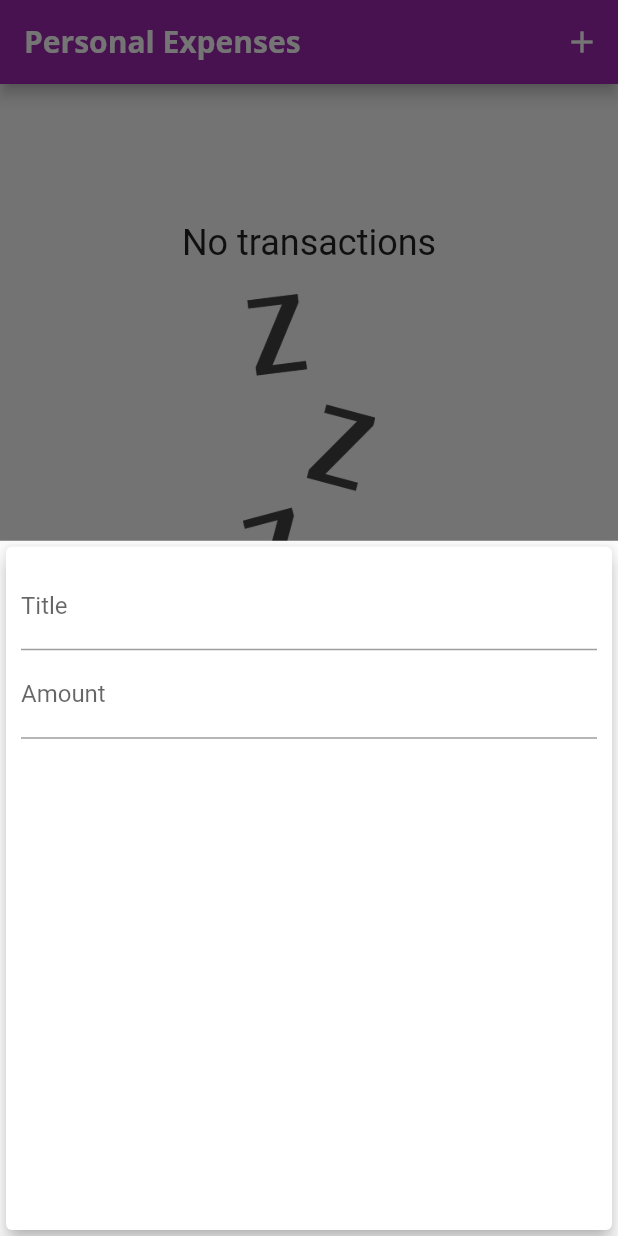
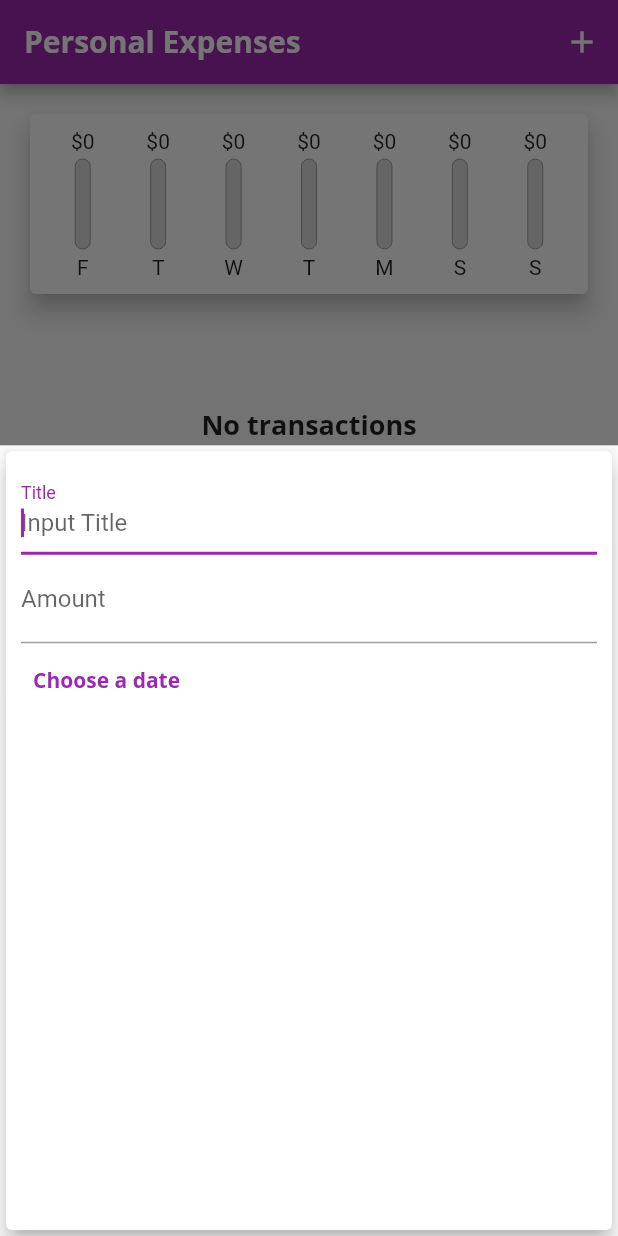
Before and after one commit to minhdang2803/Self-learning-Flutter, a Flutter app: the screen it shows after launch, after a tap on the "add" icon, on a phone screen of 412 x 824 dp. Run offline on Flutter 3.47's test engine with Material 2 defaults, Android fonts, the phone set to English and light mode, and no system bars.

Commit message:
New update

```diff
--- a/udemy_project2/lib/main.dart
+++ b/udemy_project2/lib/main.dart
@@ -20,8 +20,12 @@ class MyApp extends StatelessWidget {
               headline6: TextStyle(
                 fontFamily: 'OpenSans',
                 fontSize: 15,
-                    fontWeight: FontWeight.bold),
+                fontWeight: FontWeight.bold,
               ),
+              headline5: TextStyle(
+                  fontFamily: 'OpenSans',
+                  fontSize: 18,
+                  fontWeight: FontWeight.w700)),
           appBarTheme: ThemeData.light().appBarTheme.copyWith(
               titleTextStyle: TextStyle(
                   fontFamily: 'OpenSans',
@@ -39,18 +43,14 @@ class MyHomePage extends StatefulWidget {
 class _MyHomePageState extends State<MyHomePage> {
   final List<Transaction> _userTransaction = [];
 
-  List<Transaction> get getRecentTransactions {
-    return _userTransaction
-        .where((element) =>
-            element.date.isAfter(
+  List<Transaction> get _getRecentTransactions {
+    return _userTransaction.where((element) {
+      return element.date.isAfter(
         DateTime.now().subtract(
           Duration(days: 7),
         ),
-            ) &&
-            element.date.isBefore(
-              DateTime.now().subtract(Duration(hours: 24)),
-            ))
-        .toList(); // because where( () => ()) return an Iterable so we need to cast .toList();
+      );
+    }).toList(); // because where( () => ()) return an Iterable so we need to cast .toList();
   }
 
   void _addNewTransaction(String txtitle, double txAmount) {
@@ -65,6 +65,7 @@ class _MyHomePageState extends State<MyHomePage> {
 
   void _startAddNewTransaction(BuildContext context) {
     showModalBottomSheet(
+      isScrollControlled: true,
       context: context,
       builder: (_) {
         return GestureDetector(
@@ -94,7 +95,7 @@ class _MyHomePageState extends State<MyHomePage> {
           mainAxisAlignment: MainAxisAlignment.center,
           crossAxisAlignment: CrossAxisAlignment.start,
           children: <Widget>[
-            Charts(getRecentTransactions),
+            Charts(_getRecentTransactions),
             TransactionList(_userTransaction)
           ],
         ),
--- /dev/null
+++ b/udemy_project2/lib/widgets/chart_bar.dart
@@ -0,0 +1,58 @@
+import 'package:flutter/material.dart';
+
+class ChartBar extends StatefulWidget {
+  final String label;
+  final double spendAmount;
+  final double spendingPercent;
+  ChartBar(
+      {required this.label,
+      required this.spendAmount,
+      required this.spendingPercent});
+
+  @override
+  State<ChartBar> createState() => _ChartBarState();
+}
+
+class _ChartBarState extends State<ChartBar> {
+  @override
+  Widget build(BuildContext context) {
+    return Column(
+      children: <Widget>[
+        FittedBox(
+          child: Text("\$${widget.spendAmount.toStringAsFixed(0)}"),
+        ),
+        SizedBox(
+          height: 4,
+        ),
+        Container(
+          height: 60,
+          width: 10,
+          child: Stack(
+            children: <Widget>[
+              Container(
+                decoration: BoxDecoration(
+                  border: Border.all(color: Colors.grey, width: .0),
+                  color: Color.fromRGBO(220, 220, 220, 1),
+                  borderRadius: BorderRadius.circular(10),
+                ),
+              ),
+              FractionallySizedBox(
+                heightFactor: widget.spendingPercent,
+                child: Container(
+                  decoration: BoxDecoration(
+                    color: Theme.of(context).primaryColor,
+                    borderRadius: BorderRadius.circular(10),
+                  ),
+                ),
+              ),
+            ],
+          ),
+        ),
+        SizedBox(
+          height: 4,
+        ),
+        Text(widget.label),
+      ],
+    );
+  }
+}
--- a/udemy_project2/lib/widgets/charts.dart
+++ b/udemy_project2/lib/widgets/charts.dart
@@ -1,10 +1,12 @@
 import 'package:flutter/material.dart';
 import 'package:intl/intl.dart';
+import 'package:udemy_project2/widgets/chart_bar.dart';
 import '../models/transaction.dart';
+import 'chart_bar.dart';
 
 class Charts extends StatelessWidget {
-  List<Transaction> allTransaction;
   Charts(this.allTransaction);
+  final List<Transaction> allTransaction;
 
   List<Map<String, Object>> get transactionsValues {
     return List.generate(7, (index) {
@@ -13,24 +15,45 @@ class Charts extends StatelessWidget {
       for (int i = 0; i < allTransaction.length; i++) {
         if (allTransaction[i].date.day == weekDate.day &&
             allTransaction[i].date.month == weekDate.month &&
-            allTransaction[i].date.year == weekDate.month) {
+            allTransaction[i].date.year == weekDate.year) {
           sumOfMoney += allTransaction[i].amount;
         }
       }
       return {
-        'Date': DateFormat.E(),
+        'Date': DateFormat.E().format(weekDate).substring(0, 1),
         'Amount': sumOfMoney,
       };
     });
   }
 
+  double get totalSpending {
+    return transactionsValues.fold(
+        0.0, (sum, item) => sum + (item['Amount'] as double));
+  }
+
   @override
   Widget build(BuildContext context) {
+    print(transactionsValues);
     return Card(
       elevation: 6,
       margin: EdgeInsets.all(20),
-      child: Row(
-        children: <Widget>[],
+      child: Container(
+        padding: EdgeInsets.all(10),
+        child: Row(
+          mainAxisAlignment: MainAxisAlignment.spaceAround,
+          children: transactionsValues.map((element) {
+            return Flexible(
+              fit: FlexFit.tight,
+              child: ChartBar(
+                label: element['Date'].toString(),
+                spendAmount: (element['Amount'] as double),
+                spendingPercent: totalSpending == 0.0
+                    ? 0.0
+                    : (element['Amount'] as double) / totalSpending,
+              ),
+            );
+          }).toList(),
+        ),
       ),
     );
   }
--- a/udemy_project2/lib/widgets/new_transaction.dart
+++ b/udemy_project2/lib/widgets/new_transaction.dart
@@ -26,26 +26,40 @@ class _NewTransactionState extends State<NewTransaction> {
   @override
   Widget build(BuildContext context) {
     return Card(
-      elevation: 5,
+      elevation: 6,
       child: Container(
+        height: MediaQuery.of(context).size.height * 0.63,
         padding: EdgeInsets.all(10),
         child: Column(
           crossAxisAlignment: CrossAxisAlignment.end,
           children: <Widget>[
             TextField(
-              decoration: InputDecoration(
-                labelText: "Title",
-              ),
+              autofocus: true,
+              decoration:
+                  InputDecoration(labelText: "Title", hintText: "Input Title"),
               controller: titleController,
               onChanged: (value) => print(titleController.text),
             ),
             TextField(
               decoration: InputDecoration(
-                labelText: "Amount",
-              ),
+                  labelText: "Amount", hintText: "Number of amount"),
               controller: amountController,
               keyboardType: TextInputType.number,
               onSubmitted: (_) => submitData(),
+            ),
+            Row(
+              children: <Widget>[
+                TextButton(
+                  onPressed: null,
+                  child: Text(
+                    "Choose a date",
+                    style: TextStyle(
+                        color: Theme.of(context).primaryColor,
+                        fontFamily: "OpenSans",
+                        fontWeight: FontWeight.w700),
+                  ),
+                )
+              ],
             ),
             // TextButton(
             //   child: Text("Add Transaction"),
--- a/udemy_project2/pubspec.yaml
+++ b/udemy_project2/pubspec.yaml
@@ -23,7 +23,7 @@ environment:
 dependencies:
   flutter:
     sdk: flutter
-
+  sqflite:
 
   # The following adds the Cupertino Icons font to your application.
   # Use with the CupertinoIcons class for iOS style icons.
```
Also changed, not shown: udemy_project2/lib/widgets/transaction_list.dart (+32 -34 lines), udemy_project2/pubspec.lock. Lines whose indentation alone changed are shown as unchanged.
